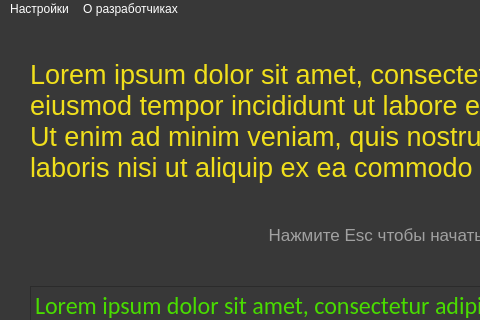
Before: the Qt Designer form project.ui in Dzhuks/typing_test, drawn with Qt 5; both pictures show x 0 to 480 and y 0 to 320 of the 800 by 600 pixel window.
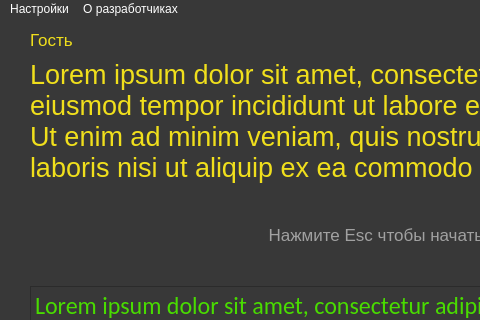
After: the same form once the commit is applied.

Commit message: Добавление дизайна диалогового окна и обновление интерфейса основного окна

Patch:
```diff
--- a/project.ui
+++ b/project.ui
@@ -14,7 +14,8 @@
    <string>MainWindow</string>
   </property>
   <property name="styleSheet">
-   <string notr="true">background-color: rgb(56, 56, 56);</string>
+   <string notr="true">background-color: rgb(56, 56, 56);
+color: white;</string>
   </property>
   <widget class="QWidget" name="centralwidget">
    <widget class="QWidget" name="verticalLayoutWidget">
@@ -131,6 +132,28 @@
      <set>Qt::AlignCenter</set>
     </property>
    </widget>
+   <widget class="QLabel" name="label">
+    <property name="geometry">
+     <rect>
+      <x>30</x>
+      <y>10</y>
+      <width>191</width>
+      <height>21</height>
+     </rect>
+    </property>
+    <property name="font">
+     <font>
+      <pointsize>13</pointsize>
+     </font>
+    </property>
+    <property name="styleSheet">
+     <string notr="true">color: rgb(240, 223, 28);
+</string>
+    </property>
+    <property name="text">
+     <string>Гость</string>
+    </property>
+   </widget>
   </widget>
   <widget class="QMenuBar" name="menubar">
    <property name="geometry">
```
Left out of the diff: 2 changed lines with no effect on the pictures. The commit also changes 1 other file.
